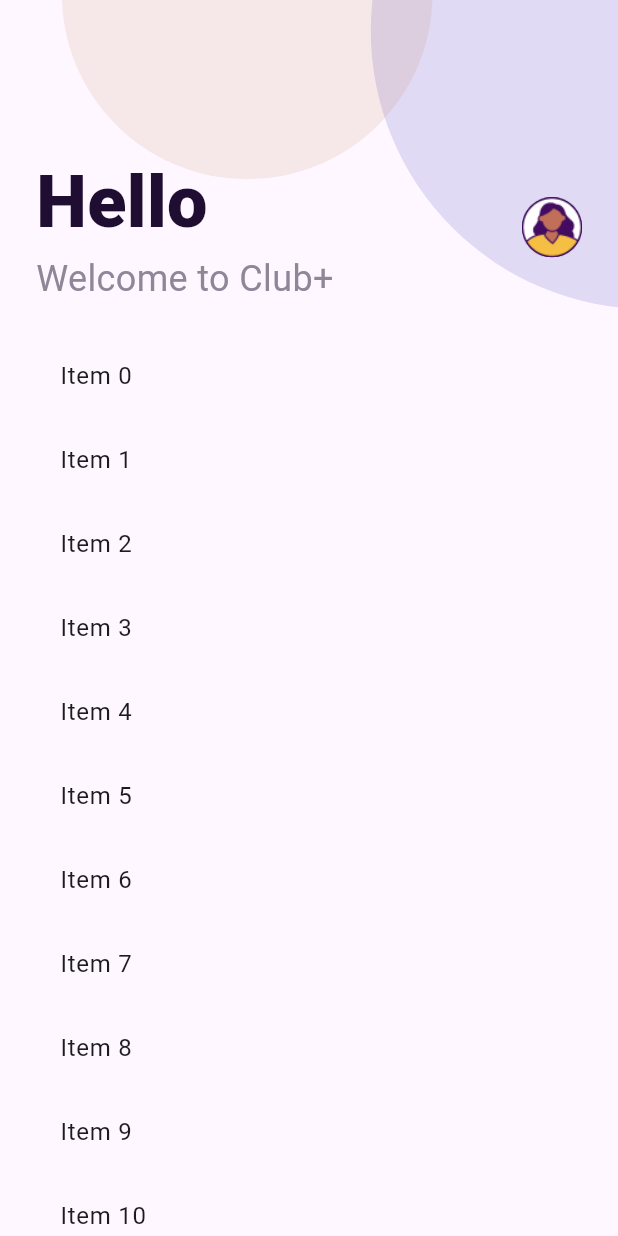
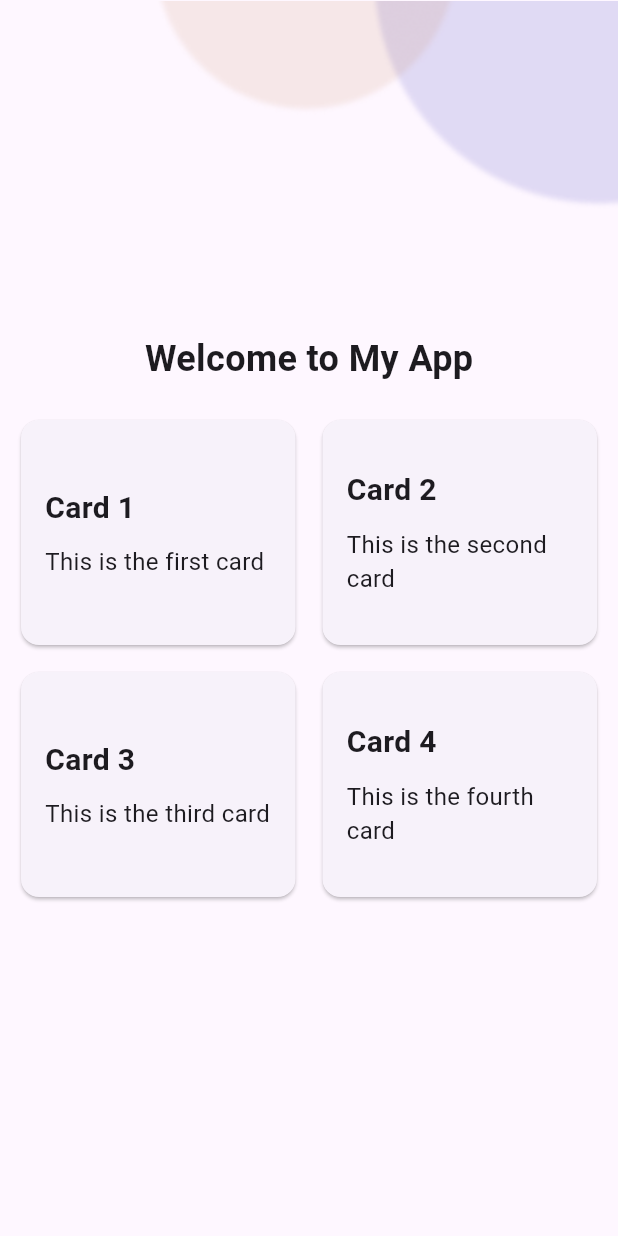
Before and after one commit to 2504pratik/club_plus, a Flutter app: the screen it shows after launch, on a phone screen of 412 x 824 dp. Run offline on Flutter 3.47's test engine with Material 3 defaults, Android fonts, the phone set to English and light mode, and no system bars.

```diff
--- a/lib/homepage/challenge_box.dart
+++ b/lib/homepage/challenge_box.dart
@@ -1,10 +1,126 @@
+// ignore_for_file: prefer_const_constructors
+
 import 'package:flutter/material.dart';
 
-class ChallenegeBox extends StatelessWidget {
-  const ChallenegeBox({super.key});
+class ChallengeBox extends StatelessWidget {
+  const ChallengeBox({Key? key}) : super(key: key);
 
   @override
   Widget build(BuildContext context) {
-    return const Placeholder();
+    return MaterialApp(
+      home: Scaffold(
+        body: Stack(
+          children: [
+            Positioned(
+              top: -80,
+              right: -120,
+              child: Image.asset(
+                'images/Group 39.png', // Replace 'image.png' with your image asset path
+                width: 550,
+                height: 300,
+              ),
+            ),
+            Center(
+              child: Column(
+                mainAxisAlignment: MainAxisAlignment.center,
+                children: const [
+                  Text(
+                    'Welcome to My App',
+                    style: TextStyle(
+                      fontSize: 24,
+                      fontWeight: FontWeight.bold,
+                    ),
+                  ),
+                  SizedBox(height: 20), // Adjust spacing
+                  Row(
+                    mainAxisAlignment: MainAxisAlignment.center,
+                    children: [
+                      SizedBox(width: 10),
+                      Expanded(
+                        child: CardWidget(
+                          title: 'Card 1',
+                          description: 'This is the first card',
+                           backgroundImagePath: 'images/swimming.jpg',
+                        ),
+                      ),
+                      SizedBox(width: 10),
+                      Expanded(
+                        child: CardWidget(
+                          title: 'Card 2',
+                          description: 'This is the second card',
+                          backgroundImagePath: 'images/hiking.jpg',
+                        ),
+                      ),
+                      SizedBox(width: 10),
+                    ],
+                  ),
+                  SizedBox(height: 10),
+                  Row(
+                    mainAxisAlignment: MainAxisAlignment.center,
+                    children: [
+                      SizedBox(width: 10),
+                      Expanded(
+                        child: CardWidget(
+                          title: 'Card 3',
+                          description: 'This is the third card',
+                           backgroundImagePath: 'images/running.jpg',
+                        ),
+                      ),
+                      SizedBox(width: 10),
+                      Expanded(
+                        child: CardWidget(
+                          title: 'Card 4',
+                          description: 'This is the fourth card',
+                           backgroundImagePath: 'images/cycling.png',
+                        ),
+                      ),
+                      SizedBox(width: 10),
+                    ],
+                  ),
+                ],
+              ),
+            ),
+          ],
+        ),
+      ),
+    );
   }
 }
+
+class CardWidget extends StatelessWidget {
+  final String title;
+  final String description;
+
+  const CardWidget({Key? key, required this.title, required this.description, required String backgroundImagePath}) : super(key: key);
+
+  @override
+  Widget build(BuildContext context) {
+    return Card(
+      child: Container(
+        padding: EdgeInsets.all(16.0),
+        width: 150,
+        height: 150,
+        child: Column(
+          mainAxisAlignment: MainAxisAlignment.center,
+          crossAxisAlignment: CrossAxisAlignment.start,
+          children: <Widget>[
+            Text(
+              title,
+              style: TextStyle(
+                fontSize: 20,
+                fontWeight: FontWeight.bold,
+              ),
+            ),
+            SizedBox(height: 10),
+            Text(
+              description,
+              style: TextStyle(
+                fontSize: 16,
+              ),
+            ),
+          ],
+        ),
+      ),
+    );
+  }
+}
--- a/lib/main.dart
+++ b/lib/main.dart
@@ -1,4 +1,5 @@
 import 'package:club_plus/homepage/homepage.dart';
+import 'package:club_plus/homepage/challenge_box.dart';
 import 'package:flutter/material.dart';
 
 void main() {
@@ -6,6 +7,7 @@ void main() {
 }
 
 class MyApp extends StatelessWidget {
+  // ignore: use_super_parameters
   const MyApp({Key? key}) : super(key: key);
 
   @override
@@ -17,7 +19,7 @@ class MyApp extends StatelessWidget {
         primarySwatch: Colors.blue,
         primaryColor: const Color(0xFF6B66C7),
       ),
-      home: const HomePage(),
+      home: const ChallengeBox(),
     );
   }
 }
--- a/pubspec.yaml
+++ b/pubspec.yaml
@@ -46,7 +46,7 @@ dev_dependencies:
   # activated in the `analysis_options.yaml` file located at the root of your
   # package. See that file for information about deactivating specific lint
   # rules and activating additional ones.
-  flutter_lints: ^2.0.0
+  flutter_lints: ^3.0.1
 
 # For information on the generic Dart part of this file, see the
 # following page: https://dart.dev/tools/pub/pubspec
```
Also changed, not shown: images/Group 39.png (added), pubspec.lock, 3 other files.
